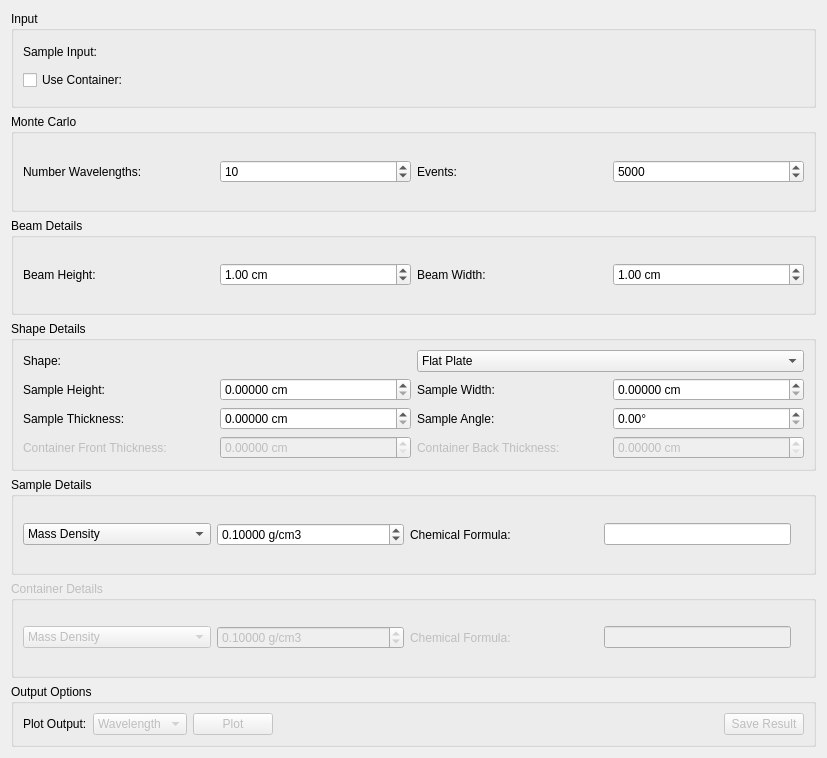
Old version of the form qt/scientific_interfaces/Indirect/AbsorptionCorrections.ui in the repository mantidproject/mantid.
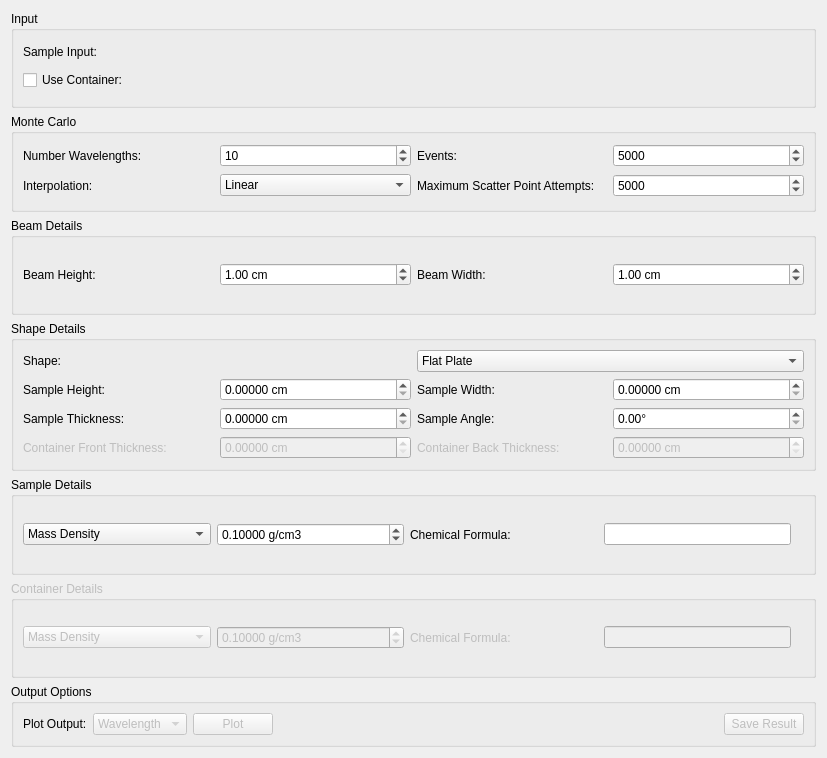
New version of the form. Custom widgets are drawn as their Qt base class.

Commit message: Add missing options to Calculate Monte Carlo Absorption Refs #22054

```diff
--- a/qt/scientific_interfaces/Indirect/AbsorptionCorrections.ui
+++ b/qt/scientific_interfaces/Indirect/AbsorptionCorrections.ui
@@ -114,14 +114,14 @@
       <bool>false</bool>
      </property>
      <layout class="QGridLayout" name="gridLayout_3">
-      <item row="0" column="2">
+      <item row="1" column="2">
        <widget class="QLabel" name="lbNumberEvents">
         <property name="text">
          <string>Events:</string>
         </property>
        </widget>
       </item>
-      <item row="0" column="1">
+      <item row="1" column="1">
        <widget class="QSpinBox" name="spNumberWavelengths">
         <property name="minimum">
          <number>1</number>
@@ -137,14 +137,14 @@
         </property>
        </widget>
       </item>
-      <item row="0" column="0">
+      <item row="1" column="0">
        <widget class="QLabel" name="lbNumberWavelengths">
         <property name="text">
          <string>Number Wavelengths:</string>
         </property>
        </widget>
       </item>
-      <item row="0" column="4">
+      <item row="1" column="4">
        <widget class="QSpinBox" name="spNumberEvents">
         <property name="maximum">
          <number>1000000</number>
@@ -157,6 +157,50 @@
         </property>
        </widget>
       </item>
+      <item row="2" column="0">
+       <widget class="QLabel" name="label">
+        <property name="text">
+         <string>Interpolation:</string>
+        </property>
+       </widget>
+      </item>
+      <item row="2" column="2">
+       <widget class="QLabel" name="label_2">
+        <property name="text">
+         <string>Maximum Scatter Point Attempts:</string>
+        </property>
+       </widget>
+      </item>
+      <item row="2" column="1">
+       <widget class="QComboBox" name="cbInterpolation">
+        <property name="currentIndex">
+         <number>0</number>
+        </property>
+        <item>
+         <property name="text">
+          <string>Linear</string>
+         </property>
+        </item>
+        <item>
+         <property name="text">
+          <string>CSpline</string>
+         </property>
+        </item>
+       </widget>
+      </item>
+      <item row="2" column="4">
+       <widget class="QSpinBox" name="spMaxScatterPtAttempts">
+        <property name="maximum">
+         <number>1000000</number>
+        </property>
+        <property name="singleStep">
+         <number>100</number>
+        </property>
+        <property name="value">
+         <number>5000</number>
+        </property>
+       </widget>
+      </item>
      </layout>
     </widget>
    </item>
```
The commit also changes 3 other files.
